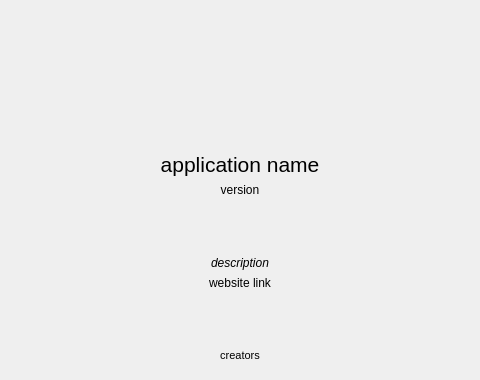
Qt form aboutdialog/aboutdialog.ui (Martchus/qtutilities) before a commit.
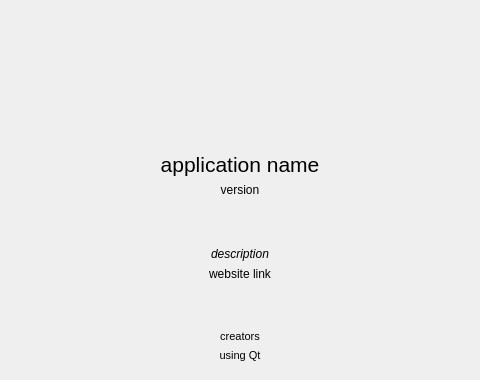
The same form after that commit.

Commit message: Show Qt version in about dialog

Patch:
```diff
--- a/aboutdialog/aboutdialog.ui
+++ b/aboutdialog/aboutdialog.ui
@@ -239,6 +239,30 @@
            </property>
           </widget>
          </item>
+         <item>
+          <widget class="QLabel" name="qtVersionLabel">
+           <property name="font">
+            <font>
+             <pointsize>8</pointsize>
+            </font>
+           </property>
+           <property name="styleSheet">
+            <string notr="true">font-size: 8pt;</string>
+           </property>
+           <property name="text">
+            <string>using Qt</string>
+           </property>
+           <property name="alignment">
+            <set>Qt::AlignCenter</set>
+           </property>
+           <property name="wordWrap">
+            <bool>true</bool>
+           </property>
+           <property name="textInteractionFlags">
+            <set>Qt::LinksAccessibleByKeyboard|Qt::LinksAccessibleByMouse</set>
+           </property>
+          </widget>
+         </item>
         </layout>
        </widget>
       </item>
```
The commit also changes 2 other files.
